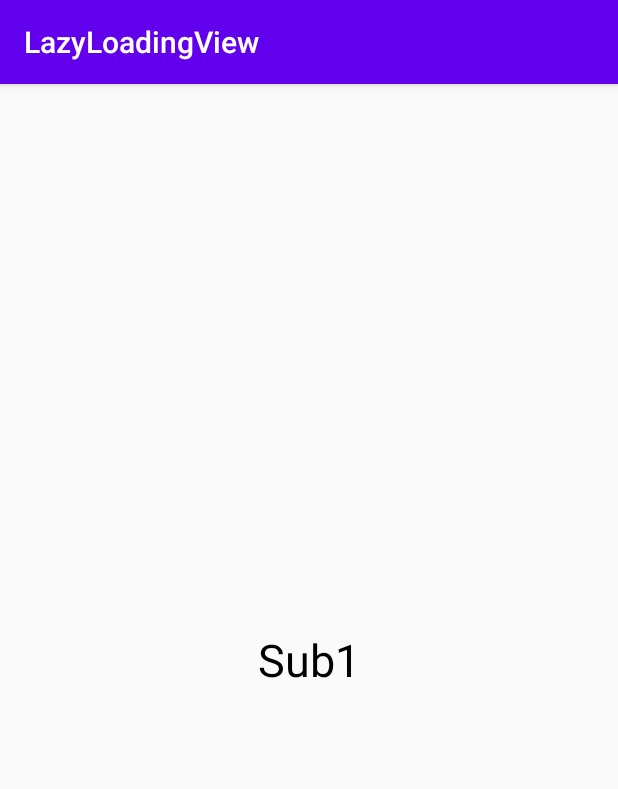
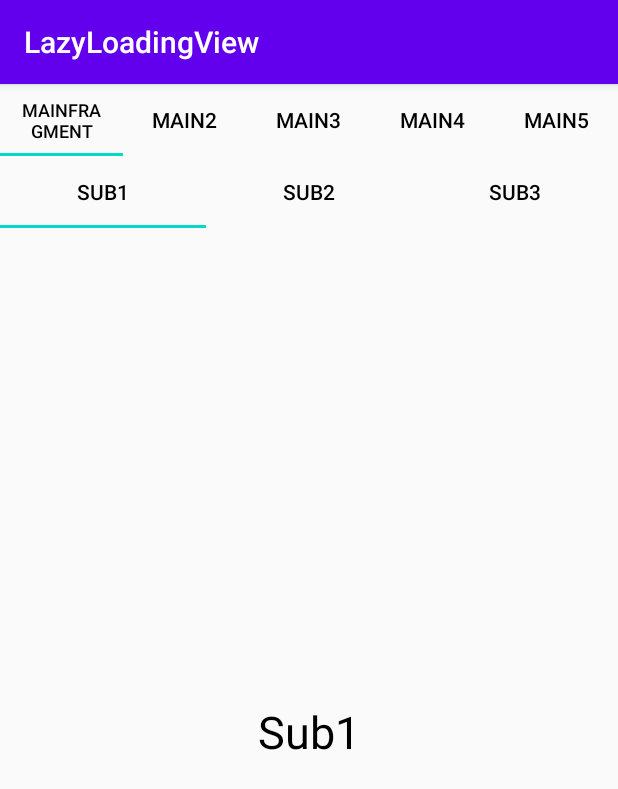
Before and after one commit to asanoame/lazyloadingview, an Android app: the screen it shows after launch (MainActivity), on a phone screen of 412 x 824 dp. Shown: the top 789 px of the screen. Run offline under Robolectric (Android 15) with nearby library versions, the phone set to English and light mode, and no system bars.

```diff
--- a/app/build.gradle
+++ b/app/build.gradle
@@ -32,6 +32,7 @@ dependencies {
     implementation 'androidx.constraintlayout:constraintlayout:1.1.3'
     implementation 'androidx.viewpager2:viewpager2:1.0.0'
     implementation 'androidx.legacy:legacy-support-v4:1.0.0'
+    implementation 'com.google.android.material:material:1.3.0-alpha02'
     testImplementation 'junit:junit:4.12'
     androidTestImplementation 'androidx.test.ext:junit:1.1.1'
     androidTestImplementation 'androidx.test.espresso:espresso-core:3.2.0'
--- a/app/src/main/java/com/xiaoyu/lazyloading/MainActivity.kt
+++ b/app/src/main/java/com/xiaoyu/lazyloading/MainActivity.kt
@@ -1,8 +1,8 @@
 package com.xiaoyu.lazyloading
 
 import android.os.Bundle
-import androidx.fragment.app.Fragment
 import androidx.viewpager2.adapter.FragmentStateAdapter
+import com.google.android.material.tabs.TabLayoutMediator
 import com.xiaoyu.lazyloadingview.viewimpl.LazyLoadingActivity
 import kotlinx.android.synthetic.main.layout_viewpager.*
 
@@ -23,5 +23,26 @@ class MainActivity : LazyLoadingActivity() {
 
             override fun createFragment(position: Int) = fragment[position]
         }
+
+        tab_layout.addTab(tab_layout.newTab())
+        tab_layout.addTab(tab_layout.newTab())
+        tab_layout.addTab(tab_layout.newTab())
+        tab_layout.addTab(tab_layout.newTab())
+        tab_layout.addTab(tab_layout.newTab())
+
+        TabLayoutMediator(
+            tab_layout,
+            viewpager,
+            true,
+            TabLayoutMediator.TabConfigurationStrategy { tab, position ->
+                tab.text = when (position) {
+                    0 -> "MainFragment"
+                    1 -> "Main2"
+                    2 -> "Main3"
+                    3 -> "Main4"
+                    4 -> "Main5"
+                    else -> "未知"
+                }
+            }).attach()
     }
 }
--- a/app/src/main/java/com/xiaoyu/lazyloading/MainFragment.kt
+++ b/app/src/main/java/com/xiaoyu/lazyloading/MainFragment.kt
@@ -5,6 +5,7 @@ import android.view.LayoutInflater
 import android.view.View
 import android.view.ViewGroup
 import androidx.viewpager2.adapter.FragmentStateAdapter
+import com.google.android.material.tabs.TabLayoutMediator
 import com.xiaoyu.lazyloadingview.viewimpl.LazyLoadingFragment
 import kotlinx.android.synthetic.main.layout_viewpager.*
 
@@ -35,5 +36,22 @@ class MainFragment : LazyLoadingFragment() {
 
             override fun createFragment(position: Int) = fragment[position]
         }
+
+        tab_layout.addTab(tab_layout.newTab())
+        tab_layout.addTab(tab_layout.newTab())
+        tab_layout.addTab(tab_layout.newTab())
+
+        TabLayoutMediator(
+            tab_layout,
+            viewpager,
+            true,
+            TabLayoutMediator.TabConfigurationStrategy { tab, position ->
+                tab.text = when (position) {
+                    0 -> "Sub1"
+                    1 -> "Sub2"
+                    2 -> "Sub3"
+                    else -> "未知"
+                }
+            }).attach()
     }
 }
--- a/app/src/main/res/layout/layout_viewpager.xml
+++ b/app/src/main/res/layout/layout_viewpager.xml
@@ -1,14 +1,20 @@
 <?xml version="1.0" encoding="utf-8"?>
-<androidx.constraintlayout.widget.ConstraintLayout xmlns:android="http://schemas.android.com/apk/res/android"
-    xmlns:app="http://schemas.android.com/apk/res-auto"
+<androidx.appcompat.widget.LinearLayoutCompat xmlns:android="http://schemas.android.com/apk/res/android"
     xmlns:tools="http://schemas.android.com/tools"
     android:layout_width="match_parent"
     android:layout_height="match_parent"
+    xmlns:app="http://schemas.android.com/apk/res-auto"
+    android:orientation="vertical"
     tools:context=".MainActivity">
 
+    <com.google.android.material.tabs.TabLayout
+        android:id="@+id/tab_layout"
+        android:layout_width="match_parent"
+        android:layout_height="wrap_content"
+        app:tabTextColor="@android:color/black"/>
     <androidx.viewpager2.widget.ViewPager2
         android:id="@+id/viewpager"
         android:layout_width="match_parent"
         android:layout_height="match_parent" />
 
-</androidx.constraintlayout.widget.ConstraintLayout>
+</androidx.appcompat.widget.LinearLayoutCompat>
--- a/app/src/main/res/values/styles.xml
+++ b/app/src/main/res/values/styles.xml
@@ -5,6 +5,7 @@
         <item name="colorPrimary">@color/colorPrimary</item>
         <item name="colorPrimaryDark">@color/colorPrimaryDark</item>
         <item name="colorAccent">@color/colorAccent</item>
+        <item name="android:textAllCaps">false</item>
     </style>
 
 </resources>
--- a/lazyloadingview/src/main/java/com/xiaoyu/lazyloadingview/viewimpl/LazyLoadingActivity.kt
+++ b/lazyloadingview/src/main/java/com/xiaoyu/lazyloadingview/viewimpl/LazyLoadingActivity.kt
@@ -1,28 +1,31 @@
 package com.xiaoyu.lazyloadingview.viewimpl
 
+import android.util.Log
 import androidx.appcompat.app.AppCompatActivity
+import com.xiaoyu.lazyloadingview.BuildConfig
 import com.xiaoyu.lazyloadingview.LazyLoadingView
 
 open class LazyLoadingActivity : AppCompatActivity(), LazyLoadingView {
 
-    private var isLoad = true
+    private var isLoadFinish = false
 
     override fun onResume() {
         super.onResume()
-        if (isLoad) {
+        if (isLoadData) {
+            log("${javaClass.simpleName} : onLoadStart")
             onLoadStart()
-            loadFinish()
         }
     }
 
     override fun onPause() {
         super.onPause()
-        if (isLoad) {
+        if (isLoadData) {
+            log("${javaClass.simpleName} : onLoadStop")
             onLoadStop()
         }
     }
 
-    override var isLoadData = isLoad
+    override var isLoadData = !isLoadFinish
 
     override fun onLoadStart() {
 
@@ -33,6 +36,12 @@ open class LazyLoadingActivity : AppCompatActivity(), LazyLoadingView {
     }
 
     override fun loadFinish() {
-        isLoad = true
+        isLoadFinish = true
+    }
+
+    private fun log(msg: String) {
+        if (BuildConfig.DEBUG) {
+            Log.e("LazyLoadingView", msg)
+        }
     }
 }
--- a/lazyloadingview/src/main/java/com/xiaoyu/lazyloadingview/viewimpl/LazyLoadingFragment.kt
+++ b/lazyloadingview/src/main/java/com/xiaoyu/lazyloadingview/viewimpl/LazyLoadingFragment.kt
@@ -1,34 +1,47 @@
 package com.xiaoyu.lazyloadingview.viewimpl
 
+import android.util.Log
 import androidx.fragment.app.Fragment
+import com.xiaoyu.lazyloadingview.BuildConfig
 import com.xiaoyu.lazyloadingview.LazyLoadingView
 
 open class LazyLoadingFragment : Fragment(), LazyLoadingView {
 
-    private var isLoad = true
+    private var isLoadFinish = false
 
     override fun onResume() {
         super.onResume()
-        if (isLoad) {
+        if (isLoadData) {
+            log("${javaClass.simpleName} : onLoadStart")
             onLoadStart()
-            loadFinish()
         }
     }
 
-    override fun onStop() {
-        super.onStop()
-        if (isLoad) {
+    override fun onPause() {
+        super.onPause()
+        if (isLoadData) {
+            log("${javaClass.simpleName} : onLoadStop")
             onLoadStop()
         }
     }
 
-    override var isLoadData: Boolean = isLoad
+    override var isLoadData = !isLoadFinish
 
-    override fun onLoadStart() {}
+    override fun onLoadStart() {
 
-    override fun onLoadStop() {}
+    }
+
+    override fun onLoadStop() {
+
+    }
 
     override fun loadFinish() {
-        isLoad = false
+        isLoadFinish = true
+    }
+
+    private fun log(msg: String) {
+        if (BuildConfig.DEBUG) {
+            Log.e("LazyLoadingView", msg)
+        }
     }
 }
```
